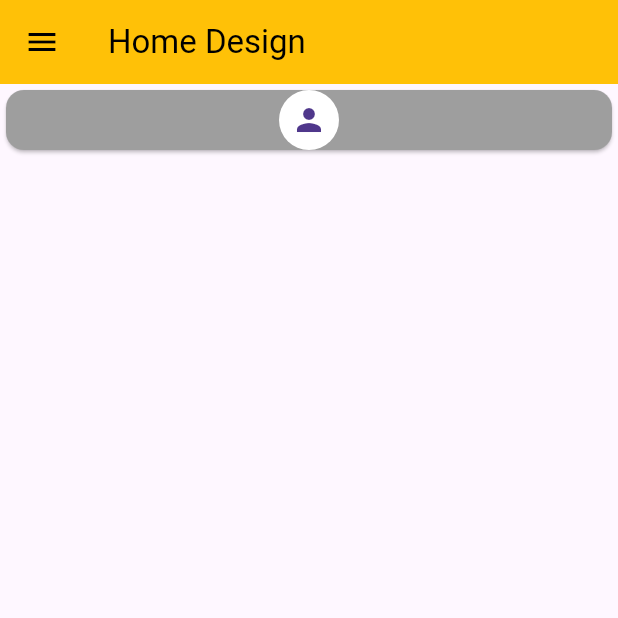
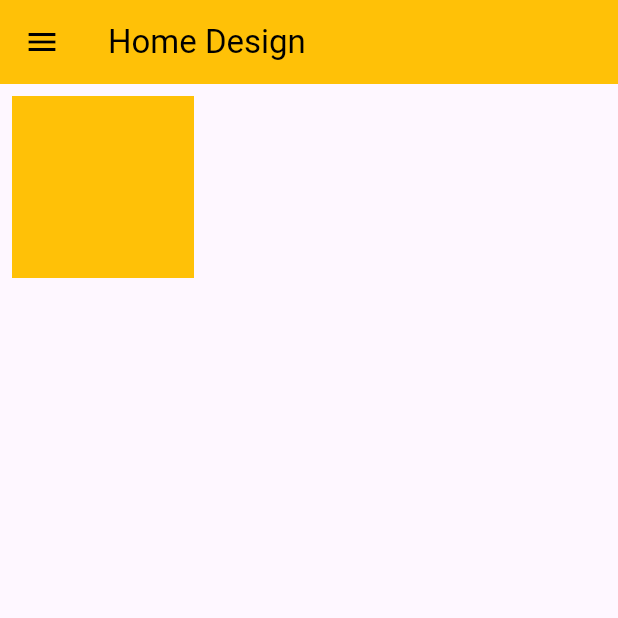
Before and after one commit to RaFiuL-RaZu/design_part, a Flutter app: the screen it shows after launch, on a phone screen of 412 x 824 dp, the top half of it. Run offline on Flutter 3.47's test engine with Material 3 defaults, Android fonts, the phone set to English and light mode, and no system bars.

Commit message:
innit commit

```diff
--- a/lib/main.dart
+++ b/lib/main.dart
@@ -31,14 +31,16 @@ class HomeScren extends StatelessWidget{
         title: Text("Home Design"),
       ),
       drawer: Drawer(),
-     body:ListView(
+     body: GridView(
+         gridDelegate: SliverGridDelegateWithFixedCrossAxisCount(crossAxisCount: 3),
        children: [
-         Card(
-       color: Colors.grey,
-       child: CircleAvatar(
-         backgroundColor: Colors.white,
-         child: Icon(Icons.person),
-       ),
+         Padding(
+           padding: const EdgeInsets.all(8.0),
+           child: Container(
+             height: 100,
+             width: 100,
+             color: Colors.amber,
+           ),
          ),
        ],
      ),
```
